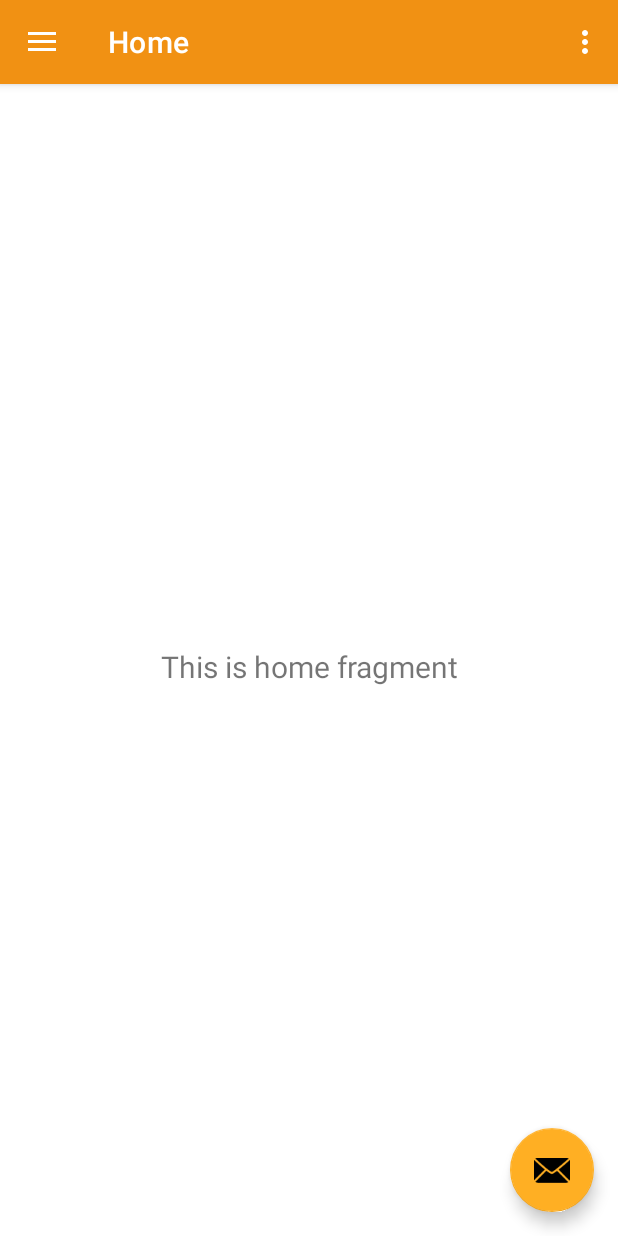
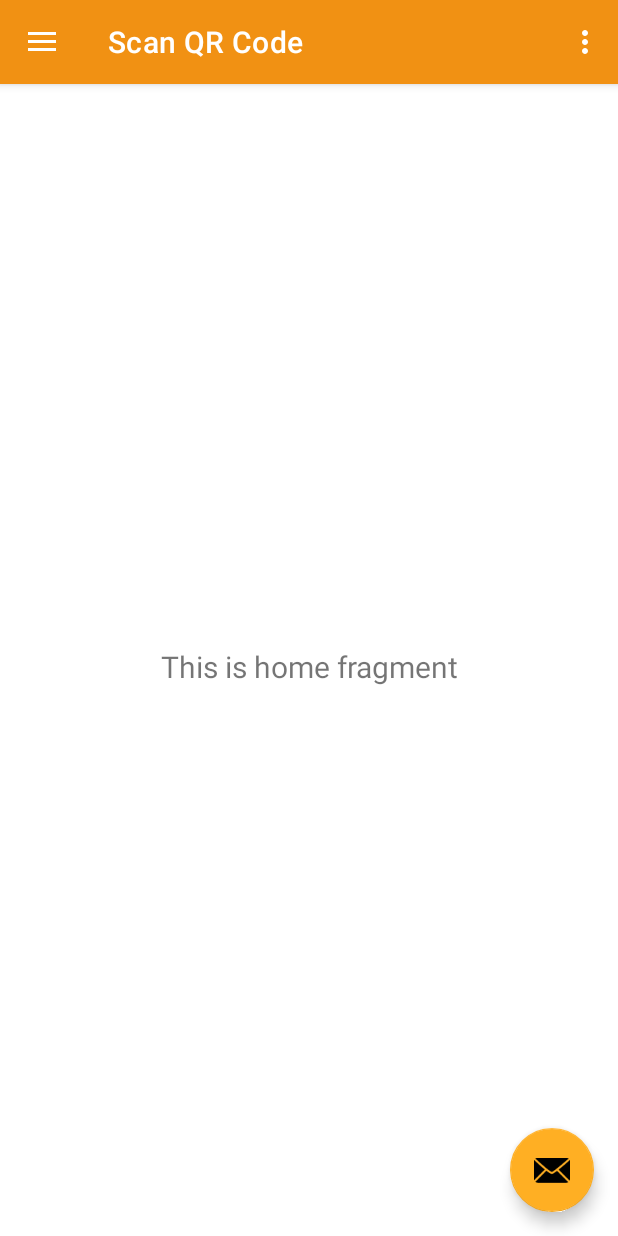
Before and after one commit to bheki97/speech2text, an Android app: the screen it shows after launch (HomeActivity), on a phone screen of 412 x 824 dp. Run offline under Robolectric (Android 15) with nearby library versions, the phone set to English and light mode, and no system bars; our stand-ins replace navigation-ui; 2 statements that could not run were skipped.

```diff
--- a/app/build.gradle
+++ b/app/build.gradle
@@ -33,6 +33,12 @@ android {
 }
 
 dependencies {
+    // https://mvnrepository.com/artifact/com.squareup.retrofit2/converter-gson
+    implementation group: 'com.squareup.retrofit2', name: 'converter-gson', version: '2.9.0'
+    implementation group: 'com.squareup.retrofit2', name: 'retrofit', version: '2.9.0'
+
+
+
     implementation 'androidx.appcompat:appcompat:1.6.1'
     implementation 'com.google.android.material:material:1.8.0'
     implementation 'androidx.constraintlayout:constraintlayout:2.1.4'
--- a/app/src/main/java/za/ac/bheki97/speech2text/HomeActivity.java
+++ b/app/src/main/java/za/ac/bheki97/speech2text/HomeActivity.java
@@ -3,6 +3,7 @@ package za.ac.bheki97.speech2text;
 import android.os.Bundle;
 import android.view.View;
 import android.view.Menu;
+import android.widget.TextView;
 
 import com.google.android.material.snackbar.Snackbar;
 import com.google.android.material.navigation.NavigationView;
@@ -15,18 +16,22 @@ import androidx.drawerlayout.widget.DrawerLayout;
 import androidx.appcompat.app.AppCompatActivity;
 
 import za.ac.bheki97.speech2text.databinding.ActivityHomeBinding;
+import za.ac.bheki97.speech2text.model.user.User;
 
 public class HomeActivity extends AppCompatActivity {
 
     private AppBarConfiguration mAppBarConfiguration;
+    private User user;
     private ActivityHomeBinding binding;
 
     @Override
     protected void onCreate(Bundle savedInstanceState) {
         super.onCreate(savedInstanceState);
+        user = (User) getIntent().getSerializableExtra("user");
 
         binding = ActivityHomeBinding.inflate(getLayoutInflater());
         setContentView(binding.getRoot());
+
 
         setSupportActionBar(binding.appBarHome.toolbar);
         binding.appBarHome.fab.setOnClickListener(new View.OnClickListener() {
@@ -41,12 +46,16 @@ public class HomeActivity extends AppCompatActivity {
         // Passing each menu ID as a set of Ids because each
         // menu should be considered as top level destinations.
         mAppBarConfiguration = new AppBarConfiguration.Builder(
-                R.id.nav_home, R.id.nav_gallery, R.id.nav_slideshow)
+                R.id.nav_home, R.id.nav_my_events, R.id.nav_slideshow)
                 .setOpenableLayout(drawer)
                 .build();
         NavController navController = Navigation.findNavController(this, R.id.nav_host_fragment_content_home);
         NavigationUI.setupActionBarWithNavController(this, navController, mAppBarConfiguration);
         NavigationUI.setupWithNavController(navigationView, navController);
+        TextView usernameView = (TextView)binding.navView.getRootView().findViewById(R.id.username);
+        TextView emailView = (TextView)binding.navView.getRootView().findViewById(R.id.emailView);
+        usernameView.setText(user.getFirstname()+" "+ user.getLastname());
+        emailView.setText(user.getEmail());
     }
 
     @Override
--- a/app/src/main/java/za/ac/bheki97/speech2text/ui/gallery/GalleryViewModel.java
+++ b/app/src/main/java/za/ac/bheki97/speech2text/ui/my_events/MyEventViewModel.java
@@ -1,14 +1,14 @@
-package za.ac.bheki97.speech2text.ui.gallery;
+package za.ac.bheki97.speech2text.ui.my_events;
 
 import androidx.lifecycle.LiveData;
 import androidx.lifecycle.MutableLiveData;
 import androidx.lifecycle.ViewModel;
 
-public class GalleryViewModel extends ViewModel {
+public class MyEventViewModel extends ViewModel {
 
     private final MutableLiveData<String> mText;
 
-    public GalleryViewModel() {
+    public MyEventViewModel() {
         mText = new MutableLiveData<>();
         mText.setValue("This is gallery fragment");
     }
--- /dev/null
+++ b/app/src/main/res/drawable/baseline_my_event_24.xml
@@ -0,0 +1,5 @@
+<vector android:autoMirrored="true" android:height="24dp"
+    android:tint="#000000" android:viewportHeight="24"
+    android:viewportWidth="24" android:width="24dp" xmlns:android="http://schemas.android.com/apk/res/android">
+    <path android:fillColor="@android:color/white" android:pathData="M17,10L7,10v2h10v-2zM19,3h-1L18,1h-2v2L8,3L8,1L6,1v2L5,3c-1.11,0 -1.99,0.9 -1.99,2L3,19c0,1.1 0.89,2 2,2h14c1.1,0 2,-0.9 2,-2L21,5c0,-1.1 -0.9,-2 -2,-2zM19,19L5,19L5,8h14v11zM14,14L7,14v2h7v-2z"/>
+</vector>
--- a/app/src/main/res/layout/activity_home.xml
+++ b/app/src/main/res/layout/activity_home.xml
@@ -21,5 +21,5 @@
         android:layout_gravity="start"
         android:fitsSystemWindows="true"
         app:headerLayout="@layout/nav_header_home"
-        app:menu="@menu/activity_main2_drawer" />
+        app:menu="@menu/activity_main_drawer" />
 </androidx.drawerlayout.widget.DrawerLayout>
--- a/app/src/main/res/layout/activity_registration.xml
+++ b/app/src/main/res/layout/activity_registration.xml
@@ -146,6 +146,7 @@
                 android:layout_height="wrap_content"/>
         </com.google.android.material.textfield.TextInputLayout>
         <Button
+            android:id="@+id/registerbtn"
             android:layout_width="match_parent"
             android:layout_height="wrap_content"
             android:layout_marginHorizontal="80dp"
--- a/app/src/main/res/layout/content_home.xml
+++ b/app/src/main/res/layout/content_home.xml
@@ -16,5 +16,5 @@
         app:layout_constraintLeft_toLeftOf="parent"
         app:layout_constraintRight_toRightOf="parent"
         app:layout_constraintTop_toTopOf="parent"
-        app:navGraph="@navigation/mobile_navigation2" />
+        app:navGraph="@navigation/mobile_navigation" />
 </androidx.constraintlayout.widget.ConstraintLayout>
--- a/app/src/main/res/layout/fragment_gallery.xml
+++ b/app/src/main/res/layout/fragment_my_events.xml
@@ -4,7 +4,7 @@
     xmlns:tools="http://schemas.android.com/tools"
     android:layout_width="match_parent"
     android:layout_height="match_parent"
-    tools:context=".ui.gallery.GalleryFragment">
+    tools:context=".ui.my_events.MyEventFragment">
 
     <TextView
         android:id="@+id/text_gallery"
--- a/app/src/main/res/layout/nav_header_home.xml
+++ b/app/src/main/res/layout/nav_header_home.xml
@@ -24,6 +24,7 @@
         android:scaleX="3"/>
 
     <TextView
+        android:id="@+id/username"
         android:layout_width="match_parent"
         android:layout_height="wrap_content"
         android:fontFamily="sans-serif-medium"
@@ -32,7 +33,7 @@
         android:textAppearance="@style/TextAppearance.AppCompat.Body1" />
 
     <TextView
-        android:id="@+id/textView"
+        android:id="@+id/emailView"
         android:layout_width="wrap_content"
         android:layout_height="wrap_content"
         android:text="@string/nav_header_subtitle" />
--- a/app/src/main/res/menu/activity_main2_drawer.xml
+++ b/app/src/main/res/menu/activity_main2_drawer.xml
@@ -7,11 +7,11 @@
         <item
             android:id="@+id/nav_home"
             android:icon="@drawable/ic_menu_camera"
-            android:title="@string/menu_home" />
+            android:title="@string/menu_scan" />
         <item
-            android:id="@+id/nav_gallery"
+            android:id="@+id/nav_my_events"
             android:icon="@drawable/ic_menu_gallery"
-            android:title="@string/menu_gallery" />
+            android:title="@string/menu_my_events" />
         <item
             android:id="@+id/nav_slideshow"
             android:icon="@drawable/ic_menu_slideshow"
--- a/app/src/main/res/menu/activity_main_drawer.xml
+++ b/app/src/main/res/menu/activity_main_drawer.xml
@@ -4,14 +4,15 @@
     tools:showIn="navigation_view">
 
     <group android:checkableBehavior="single">
+
+        <item
+            android:id="@+id/nav_my_events"
+            android:icon="@drawable/baseline_my_event_24"
+            android:title="@string/menu_my_events" />
         <item
             android:id="@+id/nav_home"
             android:icon="@drawable/ic_menu_camera"
-            android:title="@string/menu_home" />
-        <item
-            android:id="@+id/nav_gallery"
-            android:icon="@drawable/ic_menu_gallery"
-            android:title="@string/menu_gallery" />
+            android:title="@string/menu_scan" />
         <item
             android:id="@+id/nav_slideshow"
             android:icon="@drawable/ic_menu_slideshow"
--- a/app/src/main/res/navigation/mobile_navigation.xml
+++ b/app/src/main/res/navigation/mobile_navigation.xml
@@ -6,16 +6,15 @@
     app:startDestination="@+id/nav_home">
 
     <fragment
+        android:id="@+id/nav_my_events"
+        android:name="za.ac.bheki97.speech2text.ui.my_events.MyEventFragment"
+        android:label="@string/menu_my_events"
+        tools:layout="@layout/fragment_my_events" />
+    <fragment
         android:id="@+id/nav_home"
         android:name="za.ac.bheki97.speech2text.ui.home.HomeFragment"
-        android:label="@string/menu_home"
+        android:label="@string/menu_scan"
         tools:layout="@layout/fragment_home" />
-
-    <fragment
-        android:id="@+id/nav_gallery"
-        android:name="za.ac.bheki97.speech2text.ui.gallery.GalleryFragment"
-        android:label="@string/menu_gallery"
-        tools:layout="@layout/fragment_gallery" />
 
     <fragment
         android:id="@+id/nav_slideshow"
--- a/app/src/main/res/navigation/mobile_navigation2.xml
+++ b/app/src/main/res/navigation/mobile_navigation2.xml
@@ -8,14 +8,14 @@
     <fragment
         android:id="@+id/nav_home"
         android:name="za.ac.bheki97.speech2text.ui.home.HomeFragment"
-        android:label="@string/menu_home"
+        android:label="@string/menu_scan"
         tools:layout="@layout/fragment_home" />
 
     <fragment
-        android:id="@+id/nav_gallery"
-        android:name="za.ac.bheki97.speech2text.ui.gallery.GalleryFragment"
-        android:label="@string/menu_gallery"
-        tools:layout="@layout/fragment_gallery" />
+        android:id="@+id/nav_my_events"
+        android:name="za.ac.bheki97.speech2text.ui.my_events.MyEventFragment"
+        android:label="@string/menu_my_events"
+        tools:layout="@layout/fragment_my_events" />
 
     <fragment
         android:id="@+id/nav_slideshow"
--- a/app/src/main/res/values/strings.xml
+++ b/app/src/main/res/values/strings.xml
@@ -19,9 +19,10 @@
     <string name="nav_header_desc">Navigation header</string>
     <string name="action_settings">Settings</string>
 
-    <string name="menu_home">Home</string>
-    <string name="menu_gallery">Gallery</string>
+    <string name="menu_scan">Scan QR Code</string>
+    <string name="menu_my_events">My Events</string>
     <string name="menu_slideshow">Slideshow</string>
+    <string name="menu_logout">Logout</string>
     <string name="title_activity_home">HomeActivity</string>
 
 
```
Also changed, not shown: app/src/main/java/za/ac/bheki97/speech2text/Registration.java (+54 -1 lines), app/src/main/java/za/ac/bheki97/speech2text/model/user/User.java (added, +54 -0 lines), app/src/main/java/za/ac/bheki97/speech2text/model/user/retrofit/RetrofitService.java (added, +28 -0 lines), app/src/main/java/za/ac/bheki97/speech2text/model/user/retrofit/UserApi.java (added, +12 -0 lines), app/src/main/java/za/ac/bheki97/speech2text/ui/my_events/MyEventFragment.java (renamed from app/src/main/java/za/ac/bheki97/speech2text/ui/gallery/GalleryFragment.java, +8 -9 lines).
